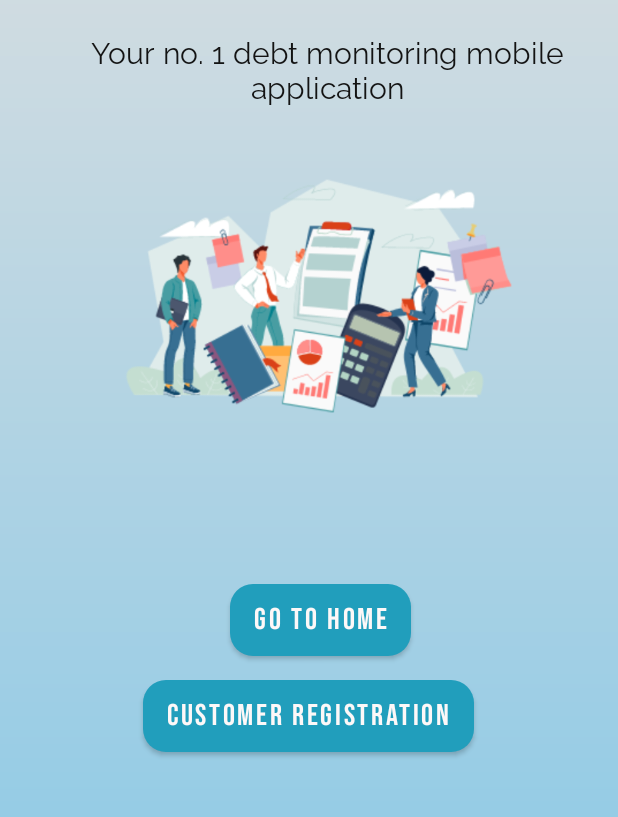
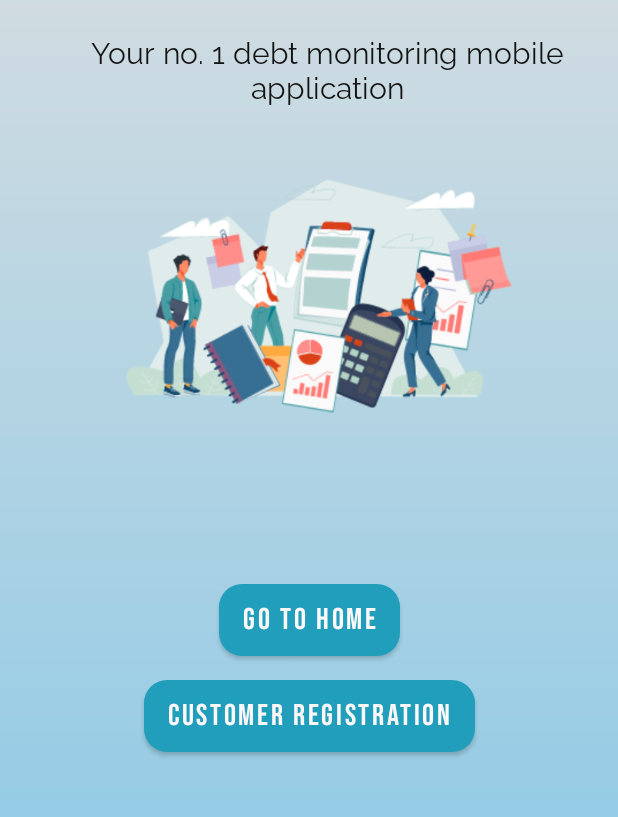
Before and after one commit to Giwithx/Debtabase, an Android app: the screen it shows after launch (MainActivity), on a phone screen of 412 x 824 dp, the part 316-1133 px from its top. Run offline under Robolectric (Android 15) with nearby library versions, the phone set to English and light mode, and no system bars; our stand-ins replace data binding, navigation-ui.

Commit message:
Version 1.5.0 - Debtabase is fully functional

```diff
--- a/app/src/main/res/layout/fragment_welcome.xml
+++ b/app/src/main/res/layout/fragment_welcome.xml
@@ -15,15 +15,12 @@
             android:id="@+id/btnHome"
             android:layout_width="wrap_content"
             android:layout_height="wrap_content"
-            android:layout_marginStart="153dp"
-            android:layout_marginEnd="154dp"
             android:background="@drawable/btn_orange_bg"
             android:fontFamily="@font/bebas_neue"
             android:text="@string/go_to_home"
             android:textColor="#FDF8F8"
             android:textSize="20sp"
             app:layout_constraintEnd_toEndOf="parent"
-            app:layout_constraintHorizontal_bias="0.0"
             app:layout_constraintStart_toStartOf="parent"
             app:layout_constraintTop_toBottomOf="@+id/imageView11"
             tools:ignore="DuplicateSpeakableTextCheck,TextContrastCheck" />
@@ -33,9 +30,7 @@
             android:id="@+id/btnCustomerReg"
             android:layout_width="wrap_content"
             android:layout_height="wrap_content"
-            android:layout_marginStart="94dp"
             android:layout_marginTop="16dp"
-            android:layout_marginEnd="95dp"
             android:background="@drawable/btn_orange_bg"
             android:fontFamily="@font/bebas_neue"
             android:text="@string/customer_registration"
```
